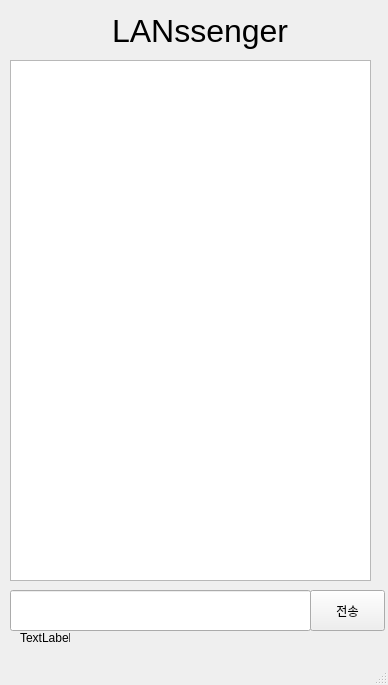
The window that src/client/gui/mainwindow.ui (TaehyunJeon0203/lanssenger) describes before a commit, drawn with Qt 5.
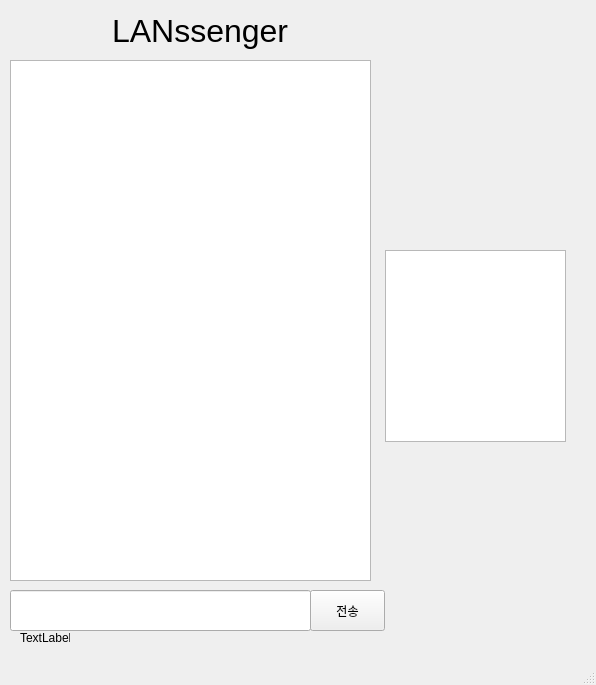
The same window after the commit.

Diff of the .ui file:
```diff
--- a/src/client/gui/mainwindow.ui
+++ b/src/client/gui/mainwindow.ui
@@ -6,7 +6,7 @@
    <rect>
     <x>0</x>
     <y>0</y>
-    <width>388</width>
+    <width>596</width>
     <height>685</height>
    </rect>
   </property>
@@ -84,6 +84,16 @@
      <bool>true</bool>
     </property>
    </widget>
+   <widget class="QListWidget" name="userList">
+    <property name="geometry">
+     <rect>
+      <x>385</x>
+      <y>250</y>
+      <width>181</width>
+      <height>192</height>
+     </rect>
+    </property>
+   </widget>
   </widget>
   <widget class="QMenuBar" name="menubar">
    <property name="geometry">
```
Left out of the diff: 2 changed lines with no effect on the pictures.
